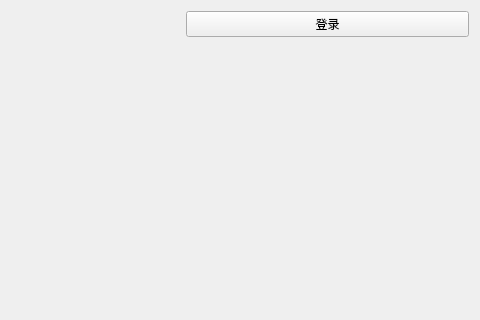
The window that FlightTicketClient/pages/ProfilePage/ProfilePage.ui (n-ss1m-1/FlightTicketSystem) describes before a commit, drawn with Qt 5; both pictures show x 115 to 595 and y 0 to 320 of the 595 by 415 pixel window.
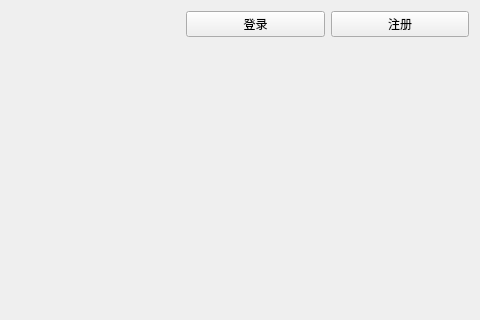
The same window after the commit.

Commit message: 添加注册和修改密码

Patch:
```diff
--- a/FlightTicketClient/pages/ProfilePage/ProfilePage.ui
+++ b/FlightTicketClient/pages/ProfilePage/ProfilePage.ui
@@ -24,11 +24,22 @@
       </widget>
      </item>
      <item>
+      <layout class="QHBoxLayout" name="horizontalLayout_2">
+       <item>
       <widget class="QPushButton" name="btnLogin">
        <property name="text">
         <string>登录</string>
        </property>
       </widget>
+       </item>
+       <item>
+        <widget class="QPushButton" name="btnRegister">
+         <property name="text">
+          <string>注册</string>
+         </property>
+        </widget>
+       </item>
+      </layout>
      </item>
     </layout>
    </item>
```
Lines whose indentation alone changed are shown as unchanged. The commit also changes 15 other files.
